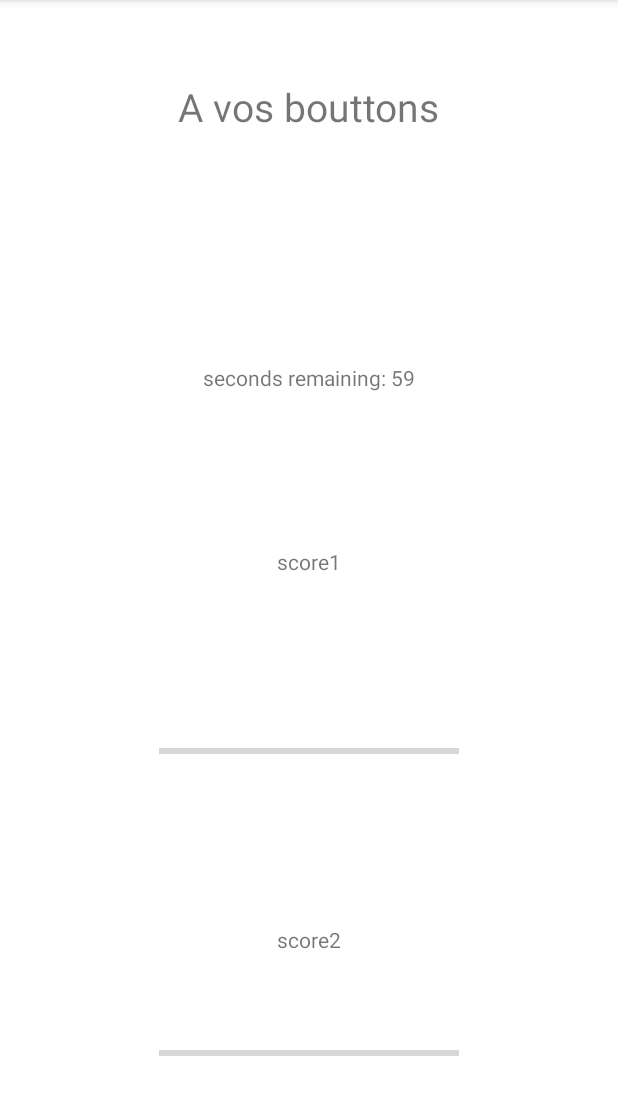
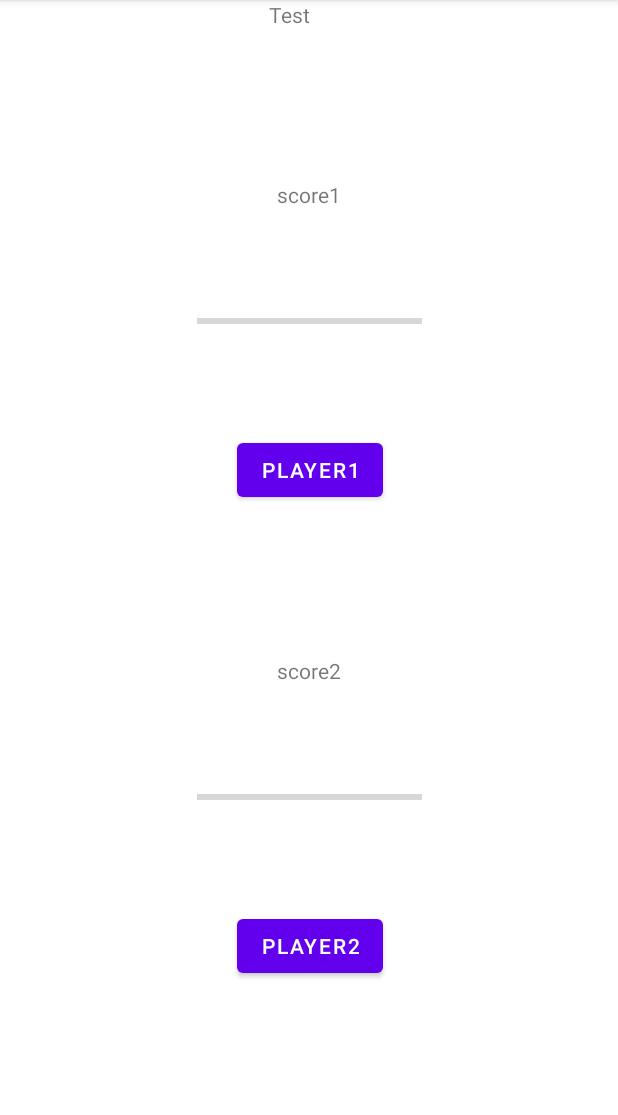
Before and after one commit to Gwenael95/IoT_app_UI, an Android app: the screen it shows after launch (GameScreen before the commit, ProgressBarTest after it), after a tap on "LANCER LA PARTIE", on a phone screen of 412 x 824 dp, the part 84-1199 px from its top. Run offline under Robolectric (Android 15) with nearby library versions, the phone set to English and light mode, and no system bars.

Commit message:
progress bar score

```diff
--- a/app/src/main/AndroidManifest.xml
+++ b/app/src/main/AndroidManifest.xml
@@ -9,6 +9,9 @@
         android:roundIcon="@mipmap/ic_launcher_round"
         android:supportsRtl="true"
         android:theme="@style/Theme.ButtonWar">
+        <activity
+            android:name=".ProgressBarTest"
+            android:exported="false" />
         <activity
             android:name=".GameScreen"
             android:exported="false" />
--- a/app/src/main/java/com/geta/buttonwar/MainActivity.java
+++ b/app/src/main/java/com/geta/buttonwar/MainActivity.java
@@ -4,11 +4,9 @@ import androidx.appcompat.app.AppCompatActivity;
 
 import android.content.Intent;
 import android.os.Bundle;
-import android.os.CountDownTimer;
-import android.renderscript.ScriptGroup;
 import android.view.View;
 import android.widget.Button;
-import android.widget.TextView;
+
 
 public class MainActivity extends AppCompatActivity {
 
@@ -23,7 +21,7 @@ public class MainActivity extends AppCompatActivity {
             @Override
             public void onClick(View v) {
 
-                Intent intent = new Intent(MainActivity.this, GameScreen.class);
+                Intent intent = new Intent(MainActivity.this, ProgressBarTest.class);
                 startActivity(intent);
             }
         });
--- /dev/null
+++ b/app/src/main/java/com/geta/buttonwar/ProgressBarTest.java
@@ -0,0 +1,76 @@
+package com.geta.buttonwar;
+
+import androidx.appcompat.app.AppCompatActivity;
+
+import android.content.Intent;
+import android.os.Bundle;
+import android.view.View;
+import android.widget.Button;
+import android.widget.ProgressBar;
+import android.widget.TextView;
+
+import java.util.Map;
+
+public class ProgressBarTest extends AppCompatActivity {
+    int scorePlayer1 =0;
+    int scorePlayer2 =0;
+
+    private void setMaxBar(int scorePlayer1, int scorePlayer2, ProgressBar playerBar1, ProgressBar playerBar2){
+        if (scorePlayer1 > scorePlayer2) {
+            playerBar2.setMax(scorePlayer1);
+            playerBar1.setMax(scorePlayer1);
+            //scoreP2.setText(scorePlayer2 + "/" + playerBar2.getMax());
+        } else if (scorePlayer1 < scorePlayer2) {
+            playerBar2.setMax(scorePlayer2);
+            playerBar1.setMax(scorePlayer2);
+            //scoreP1.setText(scorePlayer1 + "/" + playerBar1.getMax());
+        }
+    }
+
+    @Override
+    protected void onCreate(Bundle savedInstanceState) {
+        super.onCreate(savedInstanceState);
+        setContentView(R.layout.progress_bar_test);
+
+        //Player1 component
+        TextView scoreP1= findViewById(R.id.scoreP1);
+        ProgressBar playerBar1 = findViewById(R.id.scoreBar1);
+        Button player1= findViewById(R.id.player1);
+
+        //Player2 component
+        TextView scoreP2= findViewById(R.id.scoreP2);
+        ProgressBar playerBar2 = findViewById(R.id.scoreBar2);
+        Button player2= findViewById(R.id.player2);
+
+        scorePlayer1 = playerBar1.getProgress();
+        scorePlayer2 = playerBar2.getProgress();
+
+
+        player1.setOnClickListener(new View.OnClickListener() {
+            @Override
+            public void onClick(View v) {
+                scorePlayer1 +=1;
+                setMaxBar(scorePlayer1, scorePlayer2, playerBar1, playerBar2);
+                playerBar1.setProgress(scorePlayer1);
+                scoreP1.setText(scorePlayer1+"/Score Bare gauge");
+
+
+            }
+        });
+
+        player2.setOnClickListener(new View.OnClickListener() {
+            @Override
+            public void onClick(View v) {
+                scorePlayer2 +=1;
+                setMaxBar(scorePlayer1, scorePlayer2, playerBar1, playerBar2);
+                playerBar2.setProgress(scorePlayer2);
+                scoreP2.setText(scorePlayer2+"/Score Bare gauge");
+
+
+            }
+        });
+
+
+    }
+
+}
--- a/app/src/main/res/layout/activity_game_screen.xml
+++ b/app/src/main/res/layout/activity_game_screen.xml
@@ -36,6 +36,10 @@
         android:layout_width="200dp"
         android:layout_height="25dp"
         android:layout_marginTop="50dp"
+        android:background="#00F44336"
+        android:backgroundTint="#00F44336"
+        android:max="@integer/material_motion_duration_medium_1"
+        android:progressTint="#673AB7"
         app:layout_constraintBottom_toTopOf="@+id/score2"
         app:layout_constraintEnd_toEndOf="@+id/gameTime"
         app:layout_constraintHorizontal_bias="0.5"
@@ -59,6 +63,7 @@
         style="?android:attr/progressBarStyleHorizontal"
         android:layout_width="200dp"
         android:layout_height="25dp"
+        android:background="#3F51B5"
         app:layout_constraintBottom_toBottomOf="parent"
         app:layout_constraintEnd_toEndOf="@+id/gameTime"
         app:layout_constraintHorizontal_bias="0.5"
--- /dev/null
+++ b/app/src/main/res/layout/progress_bar_test.xml
@@ -0,0 +1,78 @@
+<?xml version="1.0" encoding="utf-8"?>
+<androidx.constraintlayout.widget.ConstraintLayout xmlns:android="http://schemas.android.com/apk/res/android"
+    xmlns:app="http://schemas.android.com/apk/res-auto"
+    xmlns:tools="http://schemas.android.com/tools"
+    android:layout_width="match_parent"
+    android:layout_height="match_parent">
+
+    <TextView
+        android:id="@+id/textView2"
+        android:layout_width="53dp"
+        android:layout_height="20dp"
+        android:text="Test"
+        app:layout_constraintEnd_toEndOf="parent"
+        app:layout_constraintStart_toStartOf="parent"
+        app:layout_constraintTop_toTopOf="parent" />
+
+    <TextView
+        android:id="@+id/scoreP1"
+        android:layout_width="wrap_content"
+        android:layout_height="wrap_content"
+        android:layout_marginTop="100dp"
+        android:text="score1"
+        app:layout_constraintEnd_toEndOf="@+id/textView2"
+        app:layout_constraintStart_toStartOf="@+id/textView2"
+        app:layout_constraintTop_toBottomOf="@+id/textView2" />
+
+    <ProgressBar
+        android:id="@+id/scoreBar1"
+        style="?android:attr/progressBarStyleHorizontal"
+        android:layout_width="150dp"
+        android:layout_height="50dp"
+        android:layout_marginTop="50dp"
+        android:progressTint="#F44336"
+        app:layout_constraintEnd_toEndOf="@+id/textView2"
+        app:layout_constraintStart_toStartOf="@+id/textView2"
+        app:layout_constraintTop_toBottomOf="@+id/scoreP1" />
+
+    <Button
+        android:id="@+id/player1"
+        android:layout_width="wrap_content"
+        android:layout_height="wrap_content"
+        android:layout_marginTop="50dp"
+        android:text="Player1"
+        app:layout_constraintEnd_toEndOf="@+id/scoreBar1"
+        app:layout_constraintStart_toStartOf="@+id/scoreBar1"
+        app:layout_constraintTop_toBottomOf="@+id/scoreBar1" />
+
+    <TextView
+        android:id="@+id/scoreP2"
+        android:layout_width="wrap_content"
+        android:layout_height="wrap_content"
+        android:layout_marginTop="100dp"
+        android:text="score2"
+        app:layout_constraintEnd_toEndOf="@+id/textView2"
+        app:layout_constraintStart_toStartOf="@+id/textView2"
+        app:layout_constraintTop_toBottomOf="@+id/player1" />
+
+    <ProgressBar
+        android:id="@+id/scoreBar2"
+        style="?android:attr/progressBarStyleHorizontal"
+        android:layout_width="150dp"
+        android:layout_height="50dp"
+        android:layout_marginTop="50dp"
+        android:progressTint="#3F51B5"
+        app:layout_constraintEnd_toEndOf="@+id/scoreP2"
+        app:layout_constraintStart_toStartOf="@+id/scoreP2"
+        app:layout_constraintTop_toBottomOf="@+id/scoreP2" />
+
+    <Button
+        android:id="@+id/player2"
+        android:layout_width="wrap_content"
+        android:layout_height="wrap_content"
+        android:layout_marginTop="50dp"
+        android:text="Player2"
+        app:layout_constraintEnd_toEndOf="@+id/scoreBar2"
+        app:layout_constraintStart_toStartOf="@+id/scoreBar2"
+        app:layout_constraintTop_toBottomOf="@+id/scoreBar2" />
+</androidx.constraintlayout.widget.ConstraintLayout>
```
Also changed, not shown: app/src/main/java/com/geta/buttonwar/GameScreen.java (+30 -3 lines).
